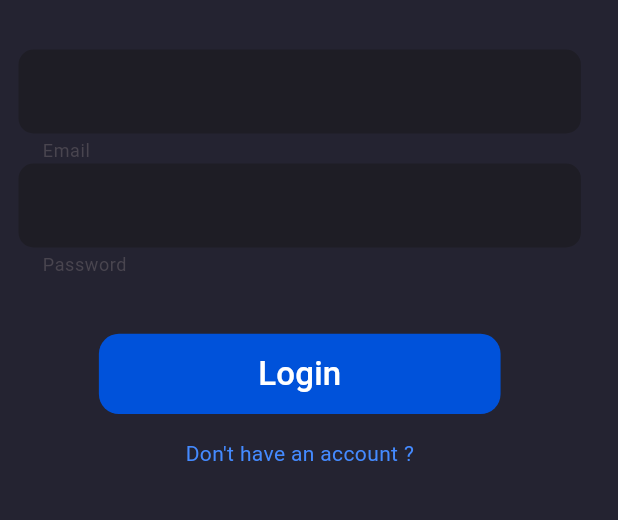
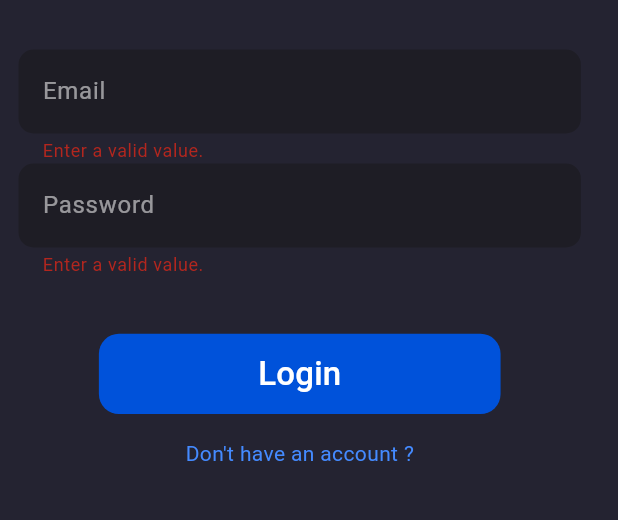
Before and after one commit to AbdelouahedAitessaih/folks, a Flutter app: the screen it shows after launch, after a tap on "Login", on a phone screen of 412 x 824 dp, the part 433-953 px from its top. Run offline on Flutter 3.47's test engine with Material 3 defaults, Android fonts, the phone set to English and light mode, and no system bars; our stand-ins replace cloud_firestore, file_picker, firebase_auth, firebase_core, firebase_storage, get_it; accounts and stored records are empty.

Commit message:
Implementing login logic

```diff
--- a/lib/main.dart
+++ b/lib/main.dart
@@ -1,4 +1,5 @@
 import 'package:flutter/material.dart';
+import 'package:folks/pages/home_page.dart';
 import 'package:folks/pages/login_page.dart';
 import 'package:folks/pages/splash_page.dart';
 import 'package:folks/providers/authentication_provider.dart';
@@ -14,7 +15,7 @@ void main() {
 }
 
 class MainApp extends StatelessWidget {
-  const MainApp({Key? key}) : super(key: key);
+  const MainApp({Key key}) : super(key: key);
 
   @override
   Widget build(BuildContext context) {
@@ -25,6 +26,7 @@ class MainApp extends StatelessWidget {
         )
       ],
       child: MaterialApp(
+        debugShowCheckedModeBanner: false,
         title: 'Folks',
         theme: ThemeData(
             backgroundColor: const Color.fromRGBO(36, 35, 49, 1.0),
@@ -33,7 +35,10 @@ class MainApp extends StatelessWidget {
                 backgroundColor: Color.fromRGBO(30, 29, 37, 1.0))),
         navigatorKey: NavigationService.navigatorKey,
         initialRoute: '/login',
-        routes: {'/login': (BuildContext _context) => const LoginPage()},
+        routes: {
+          '/login': (BuildContext _context) => const LoginPage(),
+          '/home': (BuildContext _context) => const HomePage()
+        },
       ),
     );
   }
--- a/lib/pages/login_page.dart
+++ b/lib/pages/login_page.dart
@@ -1,23 +1,36 @@
 import 'package:flutter/material.dart';
+import 'package:folks/providers/authentication_provider.dart';
+import 'package:folks/services/navigation_service.dart';
 import 'package:folks/widgets/custom_input_fields.dart';
 import 'package:folks/widgets/rounded_button.dart';
+import 'package:get_it/get_it.dart';
+import 'package:provider/provider.dart';
 
 class LoginPage extends StatefulWidget {
-  const LoginPage({Key? key}) : super(key: key);
+  const LoginPage({Key key}) : super(key: key);
 
   @override
   State<LoginPage> createState() => _LoginPageState();
 }
 
 class _LoginPageState extends State<LoginPage> {
-  late double _deviceHeight;
-  late double _deviceWidth;
+  final _formKey = GlobalKey<FormState>();
 
-  final _formKey = GlobalKey<FormState>();
+  double _deviceHeight;
+  double _deviceWidth;
+
+  AutheticationProvider _auth;
+  NavigationService _navigation;
+
+  String _email;
+  String _password;
+
   @override
   Widget build(BuildContext context) {
     _deviceHeight = MediaQuery.of(context).size.height;
     _deviceWidth = MediaQuery.of(context).size.width;
+    _auth = Provider.of<AutheticationProvider>(context);
+    _navigation = GetIt.instance.get<NavigationService>();
     return _pageUi();
   }
 
@@ -74,14 +87,18 @@ class _LoginPageState extends State<LoginPage> {
           crossAxisAlignment: CrossAxisAlignment.center,
           children: [
             CustomTextFormField(
-              onSaved: (_value) => {},
+              onSaved: (_value) => setState(() {
+                _email = _value;
+              }),
               regEx:
                   r"^[a-zA-Z0-9.a-zA-Z0-9.!#$%&'*+-/=?^_`{|}~]+@[a-zA-Z0-9]+\.[a-zA-Z]+",
               hintText: "Email",
               obscureText: false,
             ),
             CustomTextFormField(
-              onSaved: (_value) => {},
+              onSaved: (_value) => setState(() {
+                _password = _value;
+              }),
               regEx: r".{8,}",
               hintText: "Password",
               obscureText: true,
@@ -95,7 +112,12 @@ class _LoginPageState extends State<LoginPage> {
   Widget _loginButton() {
     return RoundedButton(
         title: "Login",
-        onPressed: () => {},
+        onPressed: () {
+          if (_formKey.currentState.validate()) {
+            _formKey.currentState.save();
+            _auth.login(_email, _password);
+          }
+        },
         height: _deviceHeight * 0.065,
         width: _deviceWidth * 0.65);
   }
--- a/lib/pages/splash_page.dart
+++ b/lib/pages/splash_page.dart
@@ -8,8 +8,7 @@ import 'package:get_it/get_it.dart';
 
 class SplashPage extends StatefulWidget {
   final VoidCallback onInitializationComplete;
-  const SplashPage({Key? key, required this.onInitializationComplete})
-      : super(key: key);
+  const SplashPage({Key key, this.onInitializationComplete}) : super(key: key);
 
   @override
   State<SplashPage> createState() => _SplashPageState();
@@ -36,7 +35,7 @@ class _SplashPageState extends State<SplashPage> {
           child: Container(
             height: 200,
             width: 200,
-            decoration: BoxDecoration(
+            decoration: const BoxDecoration(
                 image: DecorationImage(
                     fit: BoxFit.contain,
                     image: AssetImage('assets/images/logo.jpg'))),
--- a/lib/providers/authentication_provider.dart
+++ b/lib/providers/authentication_provider.dart
@@ -1,17 +1,54 @@
 import 'package:firebase_auth/firebase_auth.dart';
 import 'package:flutter/material.dart';
+import 'package:folks/models/chat_user.dart';
 import 'package:folks/services/database_service.dart';
 import 'package:folks/services/navigation_service.dart';
 import 'package:get_it/get_it.dart';
 
 class AutheticationProvider extends ChangeNotifier {
-  late final FirebaseAuth _auth;
-  late final NavigationService _navigationService;
-  late final DatabaseService _databaseService;
+  FirebaseAuth _auth;
+  NavigationService _navigationService;
+  DatabaseService _databaseService;
+
+  ChatUser user;
 
   AutheticationProvider() {
     _auth = FirebaseAuth.instance;
     _navigationService = GetIt.instance.get<NavigationService>();
     _databaseService = GetIt.instance.get<DatabaseService>();
+
+    _auth.signOut();
+    //Control Authentication State
+    _auth.authStateChanges().listen((_user) {
+      if (_user != null) {
+        _databaseService.updateUser(_user.uid, {'last_active': DateTime.now()});
+        _databaseService.getUser(_user.uid).then((_snapshot) {
+          Map<String, dynamic> _userData = _snapshot.data();
+          user = ChatUser.fromJson({
+            'uid': _user.uid,
+            'first_name': _userData['first_name'],
+            'last_name': _userData['last_name'],
+            'email': _userData['email'],
+            'image_url': _userData['image_url'],
+            'last_active': _userData['last_active']
+          });
+          _navigationService.removeAndNavigateToRoute('/home');
+        });
+      } else {
+        _navigationService.removeAndNavigateToRoute('/login');
+      }
+    });
+  }
+
+  Future<void> login(String _email, String _password) async {
+    try {
+      await _auth.signInWithEmailAndPassword(
+          email: _email, password: _password);
+      print(_auth.currentUser);
+    } on FirebaseAuthException {
+      print("Error logging user into firebase");
+    } catch (e) {
+      print(e);
+    }
   }
 }
--- a/lib/services/media_service.dart
+++ b/lib/services/media_service.dart
@@ -3,8 +3,8 @@ import 'package:file_picker/file_picker.dart';
 class MediaService {
   MediaService() {}
 
-  Future<PlatformFile?> pickImageFromLibrary() async {
-    FilePickerResult? _result =
+  Future<PlatformFile> pickImageFromLibrary() async {
+    FilePickerResult _result =
         await FilePicker.platform.pickFiles(type: FileType.image);
     if (_result != null) {
       return _result.files[0];
--- a/lib/widgets/custom_input_fields.dart
+++ b/lib/widgets/custom_input_fields.dart
@@ -7,29 +7,25 @@ class CustomTextFormField extends StatelessWidget {
   final bool obscureText;
 
   const CustomTextFormField(
-      {Key? key,
-      required this.onSaved,
-      required this.regEx,
-      required this.hintText,
-      required this.obscureText})
+      {Key key, this.onSaved, this.regEx, this.hintText, this.obscureText})
       : super(key: key);
 
   @override
   Widget build(BuildContext context) {
     return TextFormField(
-      onSaved: (_value) => onSaved(_value!),
+      onSaved: (_value) => onSaved(_value),
       cursorColor: Colors.white,
       style: TextStyle(color: Colors.white),
       obscureText: obscureText,
       validator: (_value) =>
-          RegExp(regEx).hasMatch(_value!) ? null : "Enter a valid value.",
+          RegExp(regEx).hasMatch(_value) ? null : "Enter a valid value.",
       decoration: InputDecoration(
           fillColor: Color.fromRGBO(30, 29, 37, 1.0),
           filled: true,
           border: OutlineInputBorder(
               borderRadius: BorderRadius.circular(10.0),
               borderSide: BorderSide.none),
-          helperText: hintText,
+          hintText: hintText,
           hintStyle: TextStyle(color: Colors.white54)),
     );
   }
--- a/lib/widgets/rounded_button.dart
+++ b/lib/widgets/rounded_button.dart
@@ -6,11 +6,7 @@ class RoundedButton extends StatelessWidget {
   final double width;
   final Function onPressed;
   const RoundedButton(
-      {Key? key,
-      required this.title,
-      required this.height,
-      required this.width,
-      required this.onPressed})
+      {Key key, this.title, this.height, this.width, this.onPressed})
       : super(key: key);
 
   @override
@@ -22,7 +18,7 @@ class RoundedButton extends StatelessWidget {
           borderRadius: BorderRadius.circular(height * 0.25),
           color: Color.fromRGBO(0, 82, 218, 1.0)),
       child: TextButton(
-        onPressed: () => onPressed,
+        onPressed: onPressed,
         child: Text(
           title,
           style: TextStyle(fontSize: 22, color: Colors.white, height: 1.5),
--- a/pubspec.yaml
+++ b/pubspec.yaml
@@ -18,7 +18,7 @@ publish_to: 'none' # Remove this line if you wish to publish to pub.dev
 version: 1.0.0+1
 
 environment:
-  sdk: ">=2.15.1 <3.0.0"
+  sdk: ">=2.2.2 <3.0.0"
 
 # Dependencies specify other packages that your package needs in order to work.
 # To automatically upgrade your package dependencies to the latest versions
```
Also changed, not shown: lib/models/chat_user.dart (+17 -17 lines), lib/pages/home_page.dart (added, +19 -0 lines), lib/services/database_service.dart (+13 -0 lines), assets/images/profile.jpg (added), pubspec.lock, 1 other file.
